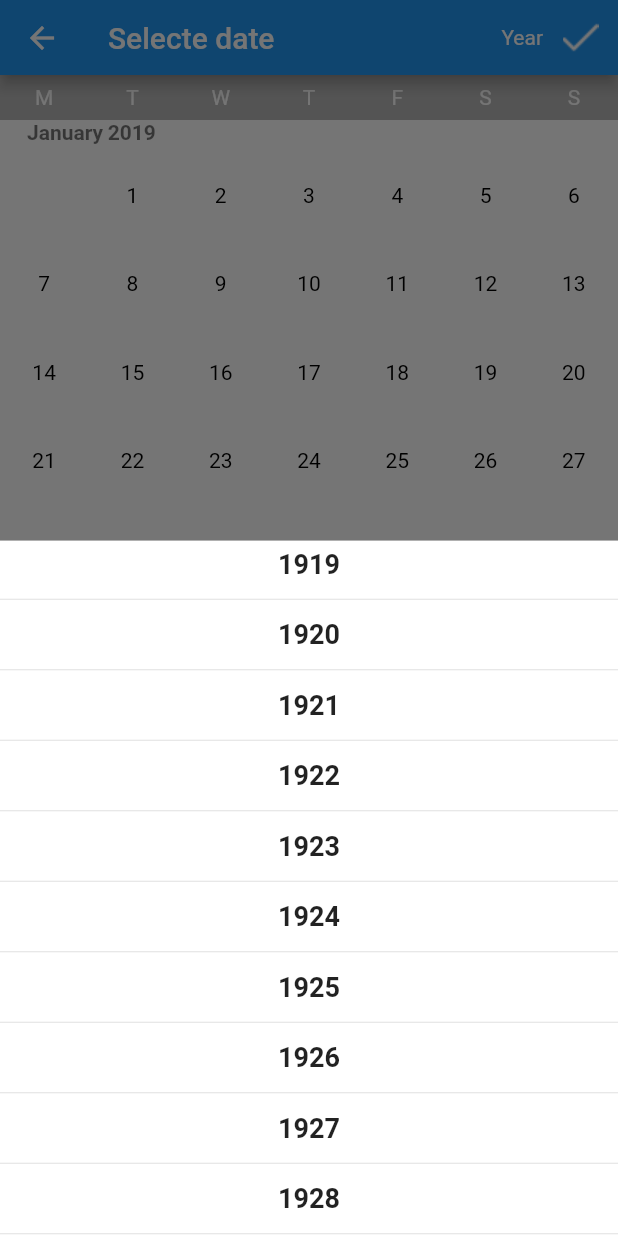
After one commit to yogeshymarathe/flutter_vertical_calendar, a Flutter app: the CalendarChoose screen opened directly, after a tap on "Year", on a phone screen of 412 x 824 dp. The commit adds this screen. Run offline on Flutter 3.47's test engine with Material 2 defaults, Android fonts, the phone set to English and light mode, and no system bars.

Commit message:
birth and future dates

```diff
--- a/lib/Calendar.dart
+++ b/lib/Calendar.dart
@@ -1,9 +1,10 @@
+import 'package:calendar_vertical/scrolling_years_calendar.dart';
 import 'package:flutter/material.dart';
 import 'package:flutter/scheduler.dart';
 
 class CalendarChoose extends StatefulWidget {
   bool rangeDate;
-  CalendarChoose(this.rangeDate){}
+  CalendarChoose(this.rangeDate) {}
 
   @override
   State<StatefulWidget> createState() {
@@ -12,6 +13,8 @@ class CalendarChoose extends StatefulWidget {
 }
 
 class CalendarChooseState extends State<CalendarChoose> {
+  final _scaffoldKey = new GlobalKey<ScaffoldState>();
+  VoidCallback _showPersBottomSheetCallBack;
   List weeks = ["M", "T", "W", "T", "F", "S", "S"];
   List days_in_month = [0, 31, 28, 31, 30, 31, 30, 31, 31, 30, 31, 30, 31];
   List months = [
@@ -38,7 +41,7 @@ class CalendarChooseState extends State<CalendarChoose> {
   int lastSelectedMonth, lastSelectedDay;
   bool isLastSelected = false;
   String selectedDate;
-  int tempStartMonthIndex=0;
+  int tempStartMonthIndex = 0;
   int startMonthIndex = 0;
   int startDayIndex = 0;
   int endMonthIndex = 0;
@@ -57,7 +60,55 @@ class CalendarChooseState extends State<CalendarChoose> {
         scrollController.jumpTo(currentMonth * 300);
       });
     });
+    _showPersBottomSheetCallBack = _showBottomSheet;
     super.initState();
+  }
+
+  void _showBottomSheet() {
+    setState(() {
+      _showPersBottomSheetCallBack = null;
+    });
+
+    _scaffoldKey.currentState
+        .showBottomSheet((context) {
+          return new Container(
+            height: 300.0,
+            color: Colors.greenAccent,
+            child: new Center(
+              child: new Text("Hi BottomSheet"),
+            ),
+          );
+        })
+        .closed
+        .whenComplete(() {
+          if (mounted) {
+            setState(() {
+              _showPersBottomSheetCallBack = _showBottomSheet;
+            });
+          }
+        });
+  }
+
+  void _showModalSheet() {
+    showModalBottomSheet(
+        context: context,
+        builder: (builder) {
+          return new Container(
+            color: Colors.white,
+            child: Center(
+              child: ScrollingYearsCalendar(
+                context: context,
+                initialDate: DateTime.now(),
+//                firstDate: DateTime.now().subtract(Duration(days: 1)), //for future date
+                firstDate: DateTime.now().subtract(Duration(days: 36500)), // for past dates
+//                lastDate: DateTime.now().add(Duration(days: 36500)),// for future date
+                lastDate: DateTime.now().add(Duration(days:0)), // for past dates
+                currentDateColor: Colors.blue,
+
+              ),
+            ),
+          );
+        });
   }
 
   Widget appBar() {
@@ -66,6 +117,12 @@ class CalendarChooseState extends State<CalendarChoose> {
         child: AppBar(
           title: Text("Selecte date"),
           actions: <Widget>[
+            GestureDetector(
+              onTap: () {
+                _showModalSheet();
+              },
+              child: Center(child: Text("Year")),
+            ),
             GestureDetector(
                 onTap: () {
                   Navigator.pop(context, selectedDate);
@@ -207,10 +264,11 @@ class CalendarChooseState extends State<CalendarChoose> {
     }
   }
 
-  void backToNormal(indexMonth,dayIndex){
-    daysOfMonth[indexMonth][dayIndex].selectedColor=Colors.white;
-    daysOfMonth[indexMonth][dayIndex].selectedTextColor=Colors.black;
-    daysOfMonth[indexMonth][dayIndex].borderRadius=BorderRadius.all(Radius.circular(30));
+  void backToNormal(indexMonth, dayIndex) {
+    daysOfMonth[indexMonth][dayIndex].selectedColor = Colors.white;
+    daysOfMonth[indexMonth][dayIndex].selectedTextColor = Colors.black;
+    daysOfMonth[indexMonth][dayIndex].borderRadius =
+        BorderRadius.all(Radius.circular(30));
   }
 
   void showRangeSelection() {
@@ -272,14 +330,12 @@ class CalendarChooseState extends State<CalendarChoose> {
           setColorToDay(indexMonth, index);
           startMonthIndex = indexMonth;
           startDayIndex = index;
-          tempStartMonthIndex=indexMonth;
+          tempStartMonthIndex = indexMonth;
         } else if (tapIncrement == 2) {
           print("executedrangedate, second tap");
-          if(startMonthIndex>=endMonthIndex) {
+          if (startMonthIndex >= endMonthIndex) {
             selectedDate +=
-            "  ${daysOfMonth[indexMonth][index]
-                .day}/${daysOfMonth[indexMonth][index]
-                .month}/${daysOfMonth[indexMonth][index].year}";
+                "  ${daysOfMonth[indexMonth][index].day}/${daysOfMonth[indexMonth][index].month}/${daysOfMonth[indexMonth][index].year}";
             setColorToDay(indexMonth, index);
             daysOfMonth[indexMonth][index].borderRadius = BorderRadius.only(
                 topLeft: Radius.circular(10),
@@ -290,28 +346,27 @@ class CalendarChooseState extends State<CalendarChoose> {
             endDayIndex = index;
             showRangeSelection();
           }
-
-        }else if(tapIncrement==3){
+        } else if (tapIncrement == 3) {
           print("executedrangedate, Third tap");
-          for(int i=0;i<daysOfMonth[tempStartMonthIndex].length;i++){
-            backToNormal(tempStartMonthIndex,i);
+          for (int i = 0; i < daysOfMonth[tempStartMonthIndex].length; i++) {
+            backToNormal(tempStartMonthIndex, i);
           }
 
           while (tempStartMonthIndex != endMonthIndex) {
             for (int k = 0; k < daysOfMonth[tempStartMonthIndex].length; k++) {
 //              print("whileloopyexecuted");
 //              setColorLightBlueToDay(startMonthIndex, k);
-              backToNormal(tempStartMonthIndex,k);
+              backToNormal(tempStartMonthIndex, k);
             }
             tempStartMonthIndex++;
           }
 
-          for (int l = 0; l < endDayIndex+1; l++) {
+          for (int l = 0; l < endDayIndex + 1; l++) {
 //            setColorLightBlueToDay(startMonthIndex, l);
-            backToNormal(tempStartMonthIndex,l);
+            backToNormal(tempStartMonthIndex, l);
           }
 
-          tapIncrement=0;
+          tapIncrement = 0;
         }
         tapIncrement = tapIncrement + 1;
       } else {
--- /dev/null
+++ b/lib/scrolling_years_calendar.dart
@@ -0,0 +1,82 @@
+library flutter_app_calen;
+
+import 'package:flutter/material.dart';
+//import 'package:flutter_app_calen/year_title.dart';
+
+class ScrollingYearsCalendar extends StatefulWidget {
+  ScrollingYearsCalendar({
+    @required this.context,
+    @required this.initialDate,
+    @required this.firstDate,
+    @required this.lastDate,
+    @required this.currentDateColor,
+    this.highlightedDates,
+    this.highlightedDateColor,
+    this.monthNames,
+    this.onMonthTap,
+  })  : assert(context != null),
+        assert(initialDate != null),
+        assert(firstDate != null),
+        assert(lastDate != null),
+        assert(!initialDate.isBefore(firstDate),
+            'initialDate must be on or after firstDate'),
+        assert(!initialDate.isAfter(lastDate),
+            'initialDate must be on or before lastDate'),
+        assert(!firstDate.isAfter(lastDate),
+            'lastDate must be on or after firstDate'),
+        assert(currentDateColor != null),
+        assert(highlightedDates == null || highlightedDateColor != null,
+            'highlightedDateColor is required if highlightedDates is not null'),
+        assert(
+            monthNames == null || monthNames.length == DateTime.monthsPerYear,
+            'monthNames must contain all months of the year');
+
+  final BuildContext context;
+  final DateTime initialDate;
+  final DateTime firstDate;
+  final DateTime lastDate;
+  final Color currentDateColor;
+  final List<DateTime> highlightedDates;
+  final Color highlightedDateColor;
+  final List<String> monthNames;
+  final Function onMonthTap;
+
+  @override
+  _ScrollingYearsCalendarState createState() => _ScrollingYearsCalendarState();
+}
+
+class _ScrollingYearsCalendarState extends State<ScrollingYearsCalendar> {
+
+  @override
+  Widget build(BuildContext context) {
+    final int _itemCount = widget.lastDate.year - widget.firstDate.year + 1;
+    return ListView.separated(
+      itemCount: _itemCount,
+      separatorBuilder: (BuildContext context, int index) => Divider(),
+      itemBuilder: (BuildContext context, int index) {
+        final int year = index + widget.firstDate.year;
+        return GestureDetector(
+          behavior: HitTestBehavior.opaque,
+          child: Container(
+            margin: EdgeInsets.all(5),
+            child: Center(
+              child: Text(
+                year.toString(),
+                style: TextStyle(
+                  fontSize: 18.0,
+                  fontWeight: FontWeight.w600,
+                ),
+              ),
+            ),
+          ),
+          onTap: (){
+            print(year);
+            Navigator.pop(context);
+
+          },
+        );
+      },
+    );
+  }
+
+}
--- /dev/null
+++ b/lib/year_title.dart
@@ -0,0 +1,26 @@
+import 'package:flutter/material.dart';
+
+class YearTitle extends StatelessWidget {
+  const YearTitle(
+    this.year,
+  );
+
+  final int year;
+
+  @override
+  Widget build(BuildContext context) {
+    return Center(
+      child: Container(
+        margin: EdgeInsets.all(5),
+
+        child: Text(
+          year.toString(),
+          style: TextStyle(
+            fontSize: 18.0,
+            fontWeight: FontWeight.w600,
+          ),
+        ),
+      ),
+    );
+  }
+}
```
